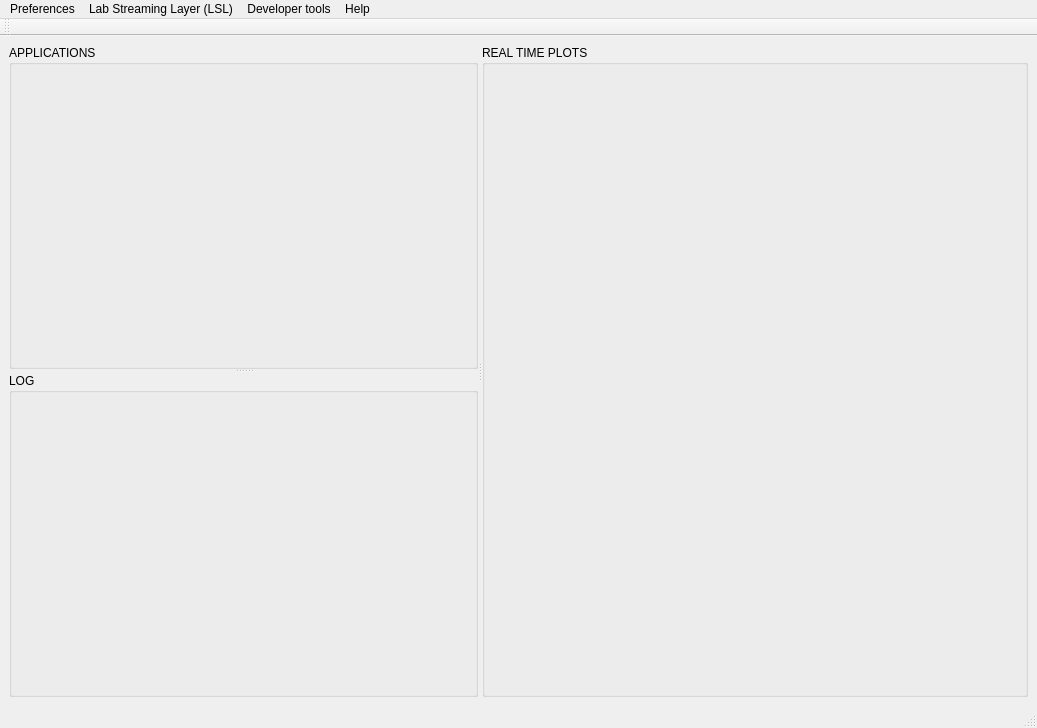
Before: the Qt Designer form src/gui/ui_files/main_window.ui in medusabci/medusa-platform, drawn with Qt 5.
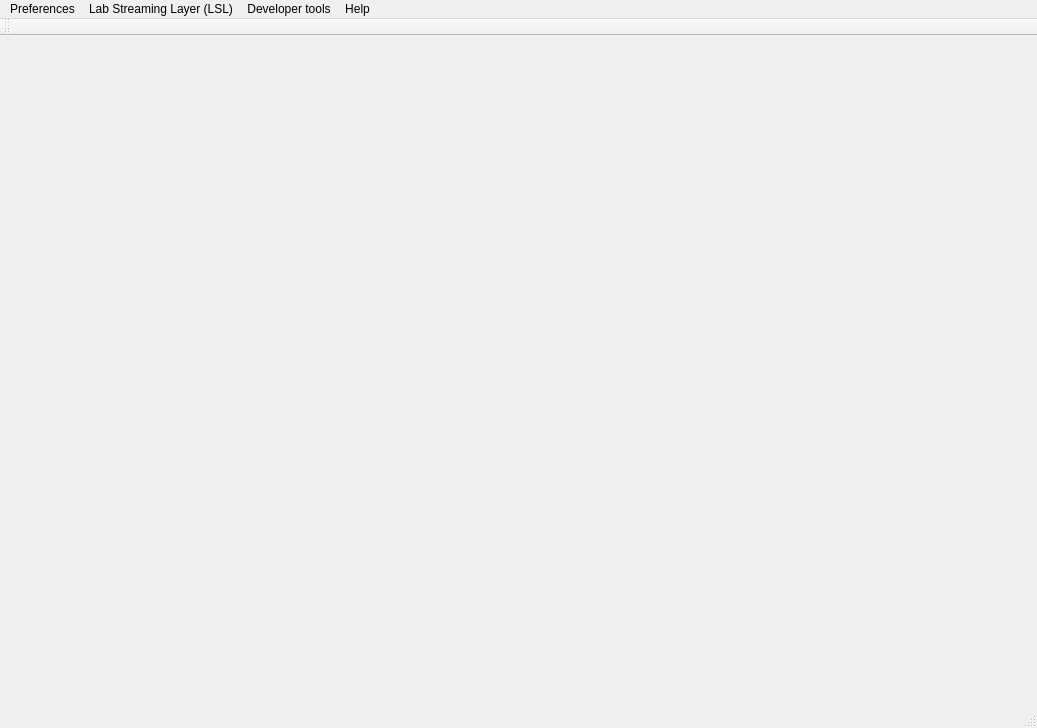
After: the same form once the commit is applied.

Diff of the .ui file:
```diff
--- a/src/gui/ui_files/main_window.ui
+++ b/src/gui/ui_files/main_window.ui
@@ -14,65 +14,7 @@
    <string>MainWindow</string>
   </property>
   <widget class="QWidget" name="centralwidget">
-   <layout class="QVBoxLayout" name="verticalLayout_3">
-    <item>
-     <widget class="QSplitter" name="splitter">
-      <property name="orientation">
-       <enum>Qt::Horizontal</enum>
-      </property>
-      <widget class="QWidget" name="widget_left_side" native="true">
-       <layout class="QVBoxLayout" name="verticalLayout">
-        <item>
-         <widget class="QSplitter" name="splitter_2">
-          <property name="orientation">
-           <enum>Qt::Vertical</enum>
-          </property>
-          <widget class="QGroupBox" name="box_apps_panel">
-           <property name="font">
-            <font>
-             <pointsize>9</pointsize>
-            </font>
-           </property>
-           <property name="title">
-            <string>APPLICATIONS</string>
-           </property>
-           <layout class="QVBoxLayout" name="verticalLayout_2"/>
-          </widget>
-          <widget class="QGroupBox" name="box_log_panel">
-           <property name="font">
-            <font>
-             <pointsize>9</pointsize>
-            </font>
-           </property>
-           <property name="title">
-            <string>LOG </string>
-           </property>
-           <layout class="QVBoxLayout" name="verticalLayout_8"/>
-          </widget>
-         </widget>
-        </item>
-       </layout>
-      </widget>
-      <widget class="QWidget" name="widget_right_side" native="true">
-       <layout class="QVBoxLayout" name="verticalLayout_5">
-        <item>
-         <widget class="QGroupBox" name="box_plots_panel">
-          <property name="font">
-           <font>
-            <pointsize>9</pointsize>
-           </font>
-          </property>
-          <property name="title">
-           <string>REAL TIME PLOTS</string>
-          </property>
-          <layout class="QVBoxLayout" name="verticalLayout_9"/>
-         </widget>
-        </item>
-       </layout>
-      </widget>
-     </widget>
-    </item>
-   </layout>
+   <layout class="QVBoxLayout" name="verticalLayout_3"/>
   </widget>
   <widget class="QStatusBar" name="statusbar"/>
   <widget class="QToolBar" name="toolBar">
```
Left out of the diff: 8 changed lines with no effect on the pictures.
